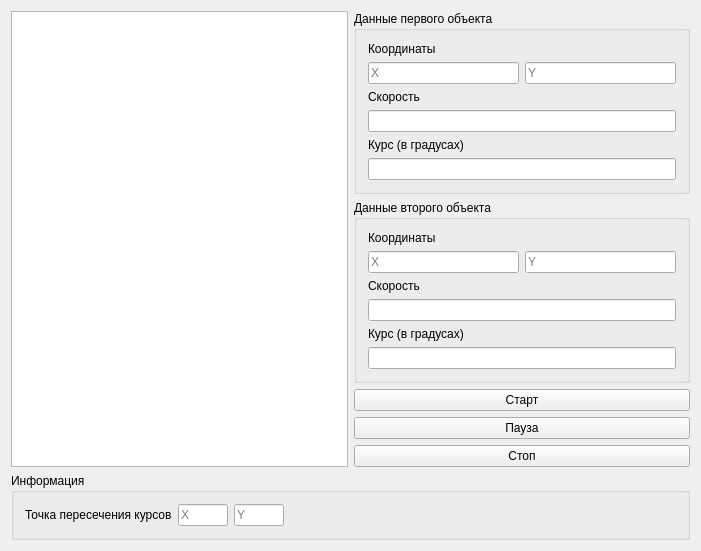
Above: mainwindow.ui from AndrewKosmos/QtExample before the change. Below: the same form after it.
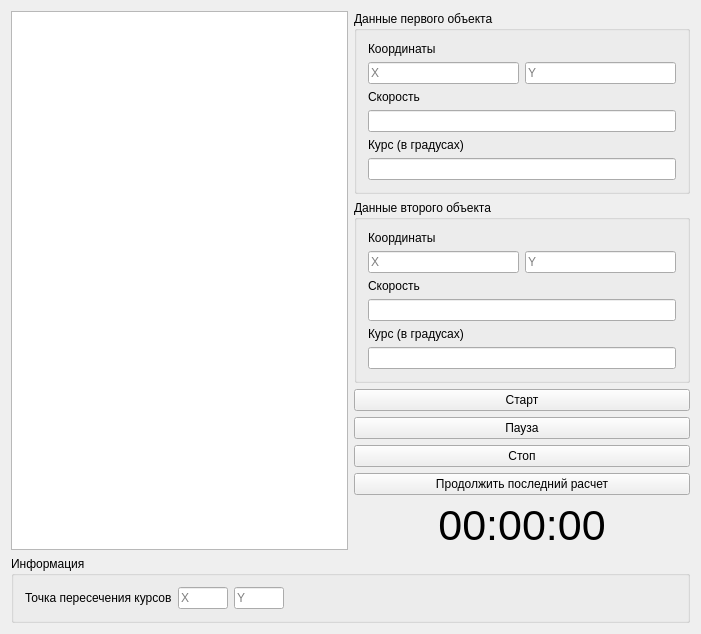
That is the form after the change.

Patch:
```diff
--- a/mainwindow.ui
+++ b/mainwindow.ui
@@ -7,7 +7,7 @@
     <x>0</x>
     <y>0</y>
     <width>701</width>
-    <height>502</height>
+    <height>580</height>
    </rect>
   </property>
   <property name="windowTitle">
@@ -205,6 +205,13 @@
             </property>
            </widget>
           </item>
+          <item>
+           <widget class="QPushButton" name="lastCalcPB">
+            <property name="text">
+             <string>Продолжить последний расчет</string>
+            </property>
+           </widget>
+          </item>
          </layout>
         </item>
         <item>
@@ -220,6 +227,21 @@
           </property>
          </spacer>
         </item>
+        <item>
+         <widget class="QLabel" name="TimeL">
+          <property name="font">
+           <font>
+            <pointsize>32</pointsize>
+           </font>
+          </property>
+          <property name="text">
+           <string>00:00:00</string>
+          </property>
+          <property name="alignment">
+           <set>Qt::AlignCenter</set>
+          </property>
+         </widget>
+        </item>
        </layout>
       </item>
       <item row="0" column="0">
```
